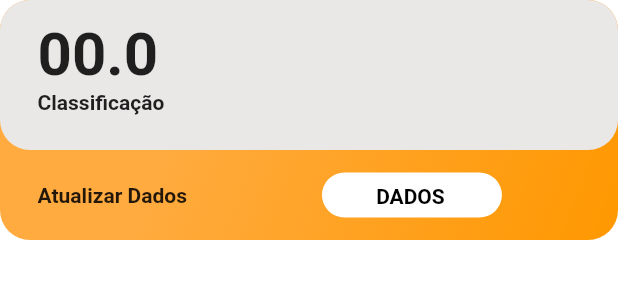
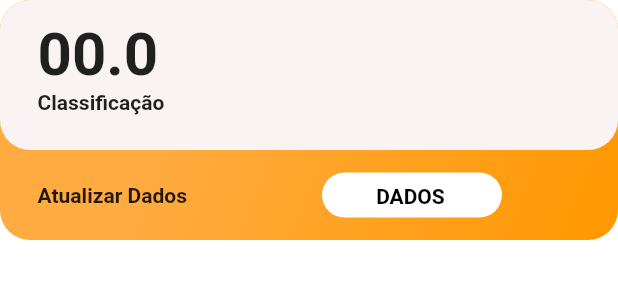
Before and after one commit to Matheus-Uchoa/App-Gerenciamento-de-Peso-ProjetoIntegrador, a Flutter app: the ContainerHomeAluno widget shown alone on an empty page, opened directly, on a phone screen of 412 x 824 dp. Shown: the top 300 px of the screen. Run offline on Flutter 3.47's test engine with Material 2 defaults, Android fonts, the phone set to English and light mode, and no system bars; missing offline and left inert: flutter_pin_code_fields.

Commit message:
Alterando estilo

```diff
--- a/lib/componentes/container_home_aluno.dart
+++ b/lib/componentes/container_home_aluno.dart
@@ -36,7 +36,7 @@ class ContainerHomeAluno extends StatelessWidget {
                         height: 100,
                         width: double.maxFinite,
                         decoration: BoxDecoration(
-                          color: Color.fromRGBO(234, 231, 231, 1.0),
+                          color: Color.fromRGBO(250, 243, 243, 1.0),
                           borderRadius: BorderRadius.circular(20),
                         ),
                         child: Column(
--- a/lib/pages/login.dart
+++ b/lib/pages/login.dart
@@ -1,4 +1,5 @@
 import 'package:flutter/material.dart';
+import 'package:meuapp/pages/home_aluno.dart';
 import 'package:meuapp/pages/recuperar_senha_email.dart';
 
 class LoginPage extends StatelessWidget {
@@ -131,7 +132,10 @@ class LoginPage extends StatelessWidget {
                       ],
                     ),
                     onPressed: () {
-                      //redirecionar para pagina de menu do usuário
+                      Navigator.push(
+                          context,
+                          MaterialPageRoute(
+                              builder: (context) => HomeAluno()));
                     },
                   ),
                 )),
```
